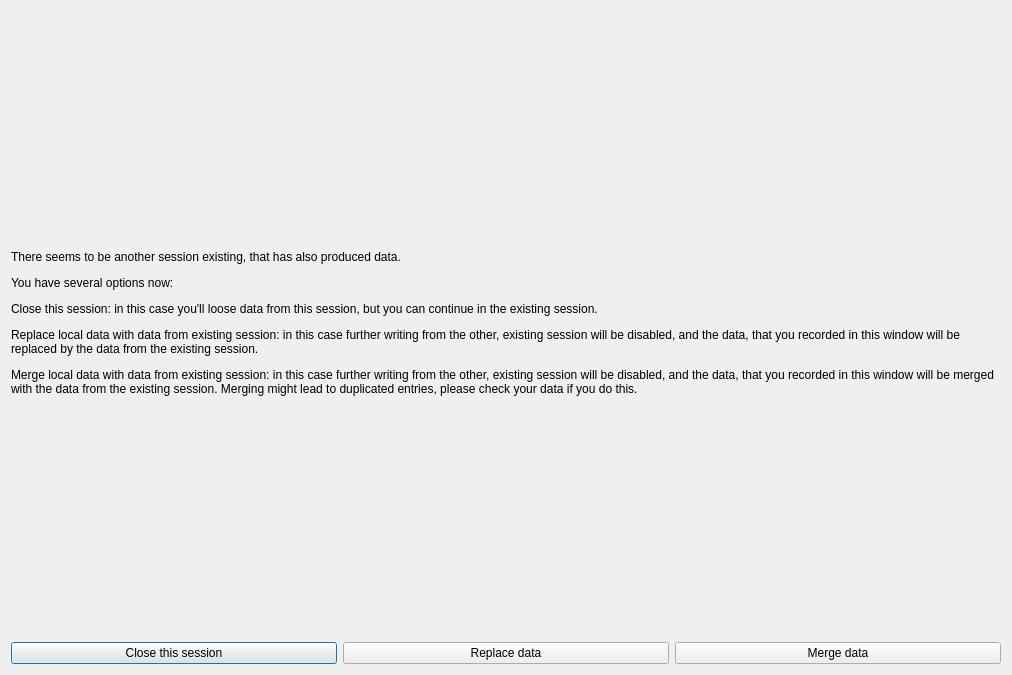
Qt form src/conflictdialogbase.ui (scVENUS/sctime) before a commit.
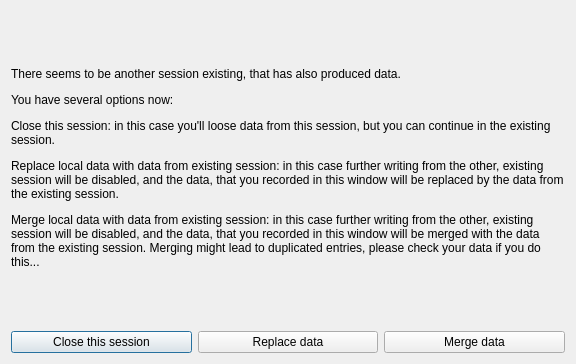
The same form after that commit.

Diff of the .ui file:
```diff
--- a/src/conflictdialogbase.ui
+++ b/src/conflictdialogbase.ui
@@ -6,8 +6,8 @@
    <rect>
     <x>0</x>
     <y>0</y>
-    <width>1012</width>
-    <height>675</height>
+    <width>576</width>
+    <height>364</height>
    </rect>
   </property>
   <property name="windowTitle">
@@ -17,7 +17,7 @@
    <item>
     <widget class="QLabel" name="label">
      <property name="text">
-      <string>&lt;html&gt;&lt;head/&gt;&lt;body&gt;&lt;p&gt;There seems to be another session existing, that has also produced data.&lt;/p&gt;&lt;p&gt;You have several options now:&lt;/p&gt;&lt;p&gt;Close this session: in this case you'll loose data from this session, but you can continue in the existing session.&lt;/p&gt;&lt;p&gt;Replace local data with data from existing session: in this case further writing from the other, existing session will be disabled, and the data, that you recorded in this window will be replaced by the data from the existing session. &lt;/p&gt;&lt;p&gt;Merge local data with data from existing session: in this case further writing from the other, existing session will be disabled, and the data, that you recorded in this window will be merged with the data from the existing session. Merging might lead to duplicated entries, please check your data if you do this.&lt;/p&gt;&lt;/body&gt;&lt;/html&gt;</string>
+      <string>&lt;html&gt;&lt;head/&gt;&lt;body&gt;&lt;p&gt;There seems to be another session existing, that has also produced data.&lt;/p&gt;&lt;p&gt;You have several options now:&lt;/p&gt;&lt;p&gt;Close this session: in this case you'll loose data from this session, but you can continue in the existing session.&lt;/p&gt;&lt;p&gt;Replace local data with data from existing session: in this case further writing from the other, existing session will be disabled, and the data, that you recorded in this window will be replaced by the data from the existing session. &lt;/p&gt;&lt;p&gt;Merge local data with data from existing session: in this case further writing from the other, existing session will be disabled, and the data, that you recorded in this window will be merged with the data from the existing session. Merging might lead to duplicated entries, please check your data if you do this...&lt;/p&gt;&lt;/body&gt;&lt;/html&gt;</string>
      </property>
      <property name="wordWrap">
       <bool>true</bool>
```
Left out of the diff: 3 changed lines with no effect on the pictures.
